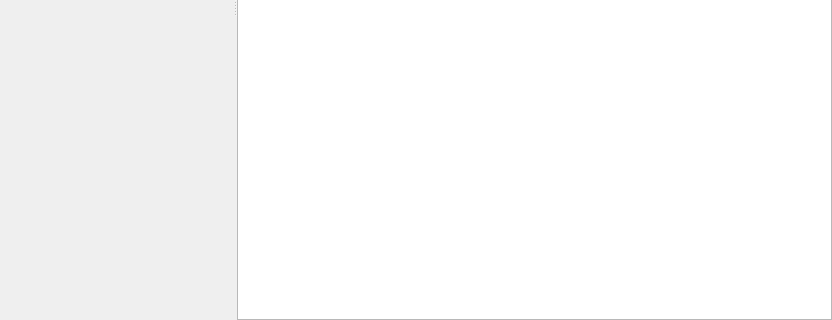
Before: the Qt Designer form src/plugins/preferences/common/tabledetailswidget.ui in august-alt/gpui, drawn with Qt 5; both pictures show x 0 to 832 and y 309 to 629 of the 832 by 629 pixel window.
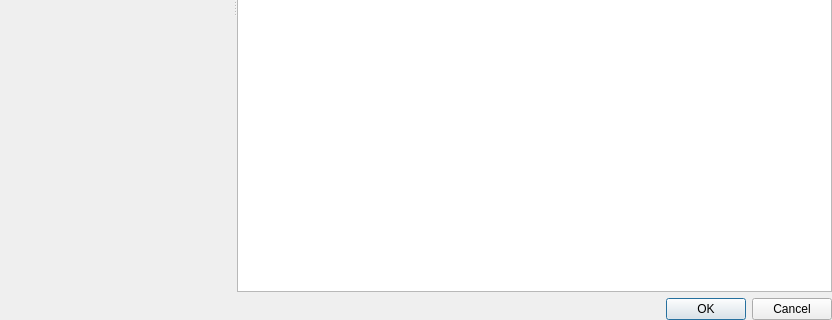
After: the same form once the commit is applied. Custom widgets are drawn as their Qt base class.

Commit message: fix: update widget frame

The edit to the form file:
```diff
--- a/src/plugins/preferences/common/tabledetailswidget.ui
+++ b/src/plugins/preferences/common/tabledetailswidget.ui
@@ -13,7 +13,7 @@
   <property name="windowTitle">
    <string>Form</string>
   </property>
-  <layout class="QVBoxLayout" name="verticalLayout">
+  <layout class="QGridLayout" name="gridLayout">
    <property name="leftMargin">
     <number>0</number>
    </property>
@@ -26,7 +26,7 @@
    <property name="bottomMargin">
     <number>0</number>
    </property>
-   <item>
+   <item row="0" column="0">
     <widget class="QSplitter" name="splitter">
      <property name="orientation">
       <enum>Qt::Horizontal</enum>
@@ -45,10 +45,29 @@
        </size>
       </property>
      </widget>
+     <widget class="QWidget" name="layoutWidget">
+      <layout class="QVBoxLayout" name="verticalLayout">
+       <property name="leftMargin">
+        <number>0</number>
+       </property>
+       <property name="bottomMargin">
+        <number>0</number>
+       </property>
+       <item>
      <widget class="QTreeView" name="treeView">
       <property name="sortingEnabled">
        <bool>true</bool>
       </property>
+        </widget>
+       </item>
+       <item>
+        <widget class="QDialogButtonBox" name="buttonBox">
+         <property name="standardButtons">
+          <set>QDialogButtonBox::Cancel|QDialogButtonBox::Ok</set>
+         </property>
+        </widget>
+       </item>
+      </layout>
      </widget>
     </widget>
    </item>
```
Lines whose indentation alone changed are shown as unchanged. The commit also changes 1 other file.
